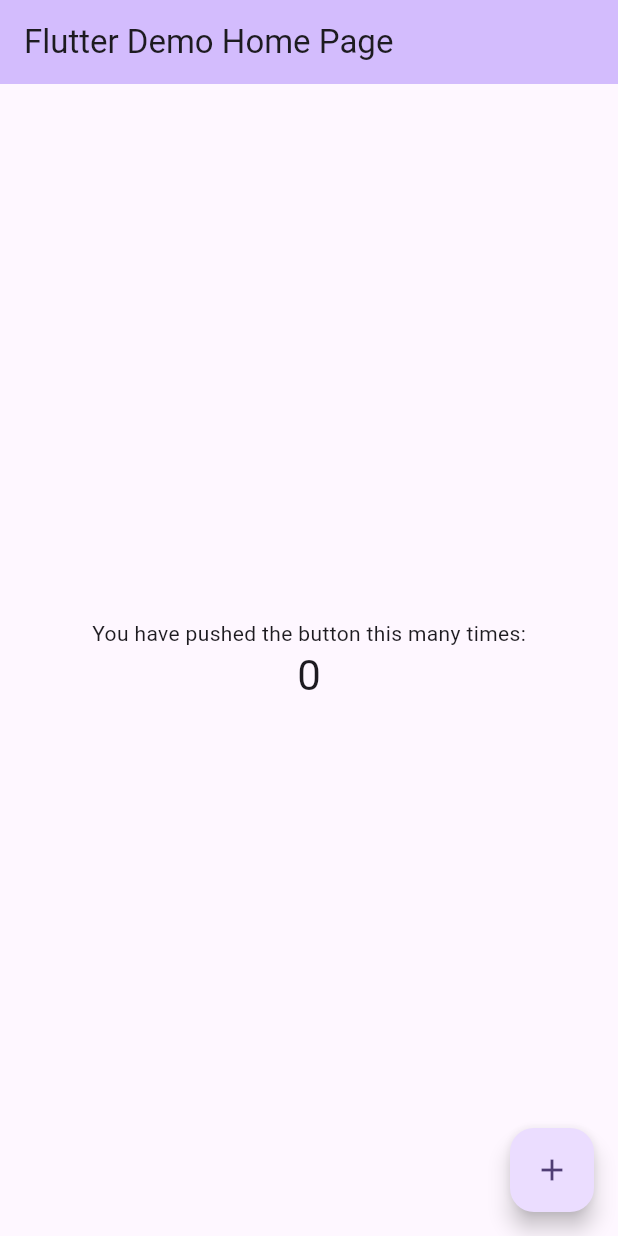
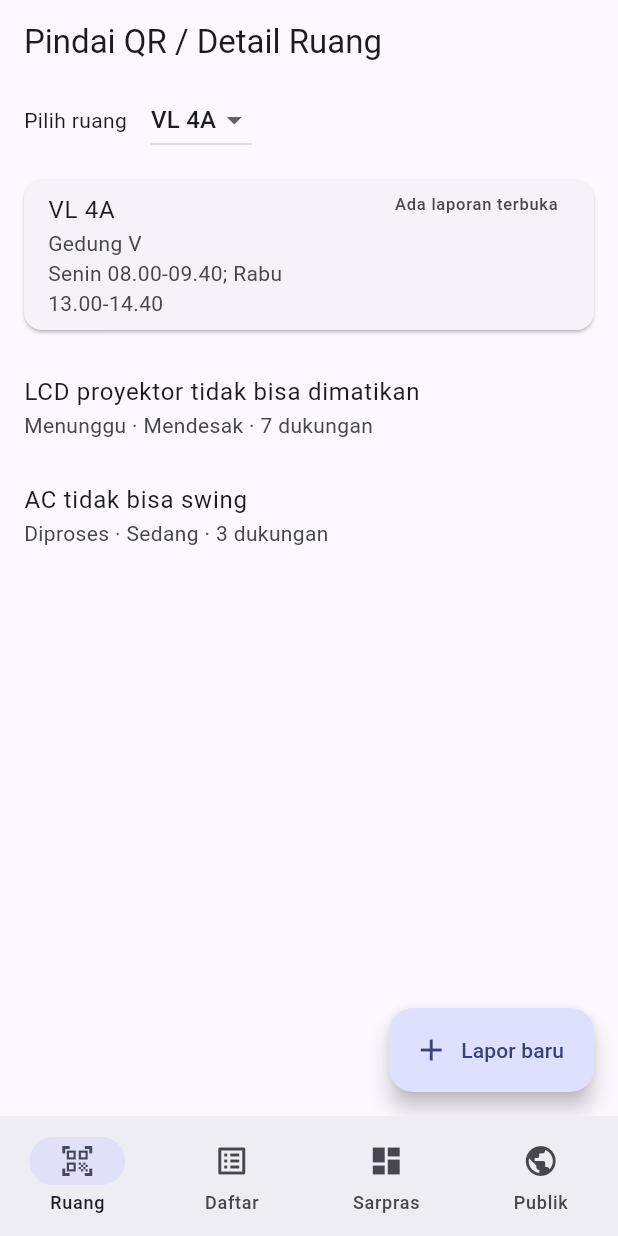
Before and after one commit to Rofidevv/pbp-proyek-raung, a Flutter app: the screen it shows after launch, on a phone screen of 412 x 824 dp. Run offline on Flutter 3.47's test engine with Material 3 defaults, Android fonts, the phone set to English and light mode, and no system bars.

Commit message:
feat: app skeleton enam layar dan Daftar-Detail adaptif (#17, #18)

```diff
--- /dev/null
+++ b/lib/data_contoh.dart
@@ -0,0 +1,80 @@
+import 'models.dart';
+
+final ruangContoh = <Ruang>[
+  const Ruang(
+    kode: 'VL 4A',
+    gedung: 'Gedung V',
+    jadwalPakai: 'Senin 08.00-09.40; Rabu 13.00-14.40',
+    statusKelayakan: KelayakanRuang.adaLaporanTerbuka,
+  ),
+  const Ruang(
+    kode: 'VL 4B',
+    gedung: 'Gedung V',
+    jadwalPakai: 'Selasa 10.00-11.40',
+    statusKelayakan: KelayakanRuang.layak,
+  ),
+  const Ruang(
+    kode: 'VL 4C',
+    gedung: 'Gedung V',
+    jadwalPakai: 'Kamis 07.00-09.30',
+    statusKelayakan: KelayakanRuang.tidakLayak,
+  ),
+];
+
+final laporanContoh = <Laporan>[
+  Laporan(
+    id: 12,
+    ruang: 'VL 4A',
+    judul: 'LCD proyektor tidak bisa dimatikan',
+    deskripsi: 'Tombol power tidak merespons sejak kuliah pertama.',
+    status: StatusLaporan.menunggu,
+    urgensi: Urgensi.mendesak,
+    nimPelapor: '243401009',
+    dukungan: 7,
+    dibuatPada: DateTime(2026, 10, 24, 9, 15),
+  ),
+  Laporan(
+    id: 13,
+    ruang: 'VL 4A',
+    judul: 'AC tidak bisa swing',
+    deskripsi: 'Arah angin AC macet ke satu sisi.',
+    status: StatusLaporan.diproses,
+    urgensi: Urgensi.sedang,
+    nimPelapor: '243401009',
+    dukungan: 3,
+    dibuatPada: DateTime(2026, 10, 22, 10, 0),
+  ),
+  Laporan(
+    id: 14,
+    ruang: 'VL 4C',
+    judul: 'Kursi patah 4 buah',
+    deskripsi: 'Empat kursi barisan belakang patah kakinya.',
+    status: StatusLaporan.menunggu,
+    urgensi: Urgensi.rendah,
+    nimPelapor: '243401009',
+    dukungan: 1,
+    dibuatPada: DateTime(2026, 10, 20, 8, 30),
+  ),
+  Laporan(
+    id: 15,
+    ruang: 'VL 4C',
+    judul: 'Lampu depan mati',
+    deskripsi: 'Dua lampu dekat papan tulis mati.',
+    status: StatusLaporan.menunggu,
+    urgensi: Urgensi.mendesak,
+    nimPelapor: '243401009',
+    dukungan: 5,
+    dibuatPada: DateTime(2026, 10, 23, 13, 45),
+  ),
+  Laporan(
+    id: 11,
+    ruang: 'VL 4B',
+    judul: 'Stop kontak longgar',
+    deskripsi: 'Colokan di meja dosen mudah lepas.',
+    status: StatusLaporan.ditutup,
+    urgensi: Urgensi.rendah,
+    nimPelapor: '243401009',
+    dukungan: 2,
+    dibuatPada: DateTime(2026, 10, 10, 11, 0),
+  ),
+];
--- a/lib/main.dart
+++ b/lib/main.dart
@@ -1,122 +1,90 @@
 import 'package:flutter/material.dart';
 
-void main() {
-  runApp(const MyApp());
-}
+import 'screens/dasbor_sarpras_screen.dart';
+import 'screens/daftar_laporan_screen.dart';
+import 'screens/ruang_screen.dart';
+import 'screens/status_publik_screen.dart';
 
-class MyApp extends StatelessWidget {
-  const MyApp({super.key});
+void main() => runApp(const LaporFasApp());
 
-  // This widget is the root of your application.
+class LaporFasApp extends StatelessWidget {
+  const LaporFasApp({super.key});
+
   @override
   Widget build(BuildContext context) {
     return MaterialApp(
-      title: 'Flutter Demo',
-      theme: ThemeData(
-        // This is the theme of your application.
-        //
-        // TRY THIS: Try running your application with "flutter run". You'll see
-        // the application has a purple toolbar. Then, without quitting the app,
-        // try changing the seedColor in the colorScheme below to Colors.green
-        // and then invoke "hot reload" (save your changes or press the "hot
-        // reload" button in a Flutter-supported IDE, or press "r" if you used
-        // the command line to start the app).
-        //
-        // Notice that the counter didn't reset back to zero; the application
-        // state is not lost during the reload. To reset the state, use hot
-        // restart instead.
-        //
-        // This works for code too, not just values: Most code changes can be
-        // tested with just a hot reload.
-        colorScheme: .fromSeed(seedColor: Colors.deepPurple),
-      ),
-      home: const MyHomePage(title: 'Flutter Demo Home Page'),
+      title: 'LaporFas',
+      theme: ThemeData(colorScheme: ColorScheme.fromSeed(seedColor: Colors.indigo)),
+      home: const Beranda(),
     );
   }
 }
 
-class MyHomePage extends StatefulWidget {
-  const MyHomePage({super.key, required this.title});
-
-  // This widget is the home page of your application. It is stateful, meaning
-  // that it has a State object (defined below) that contains fields that affect
-  // how it looks.
-
-  // This class is the configuration for the state. It holds the values (in this
-  // case the title) provided by the parent (in this case the App widget) and
-  // used by the build method of the State. Fields in a Widget subclass are
-  // always marked "final".
-
-  final String title;
+class Beranda extends StatefulWidget {
+  const Beranda({super.key});
 
   @override
-  State<MyHomePage> createState() => _MyHomePageState();
+  State<Beranda> createState() => _BerandaState();
 }
 
-class _MyHomePageState extends State<MyHomePage> {
-  int _counter = 0;
+class _BerandaState extends State<Beranda> {
+  int _tab = 0;
 
-  void _incrementCounter() {
-    setState(() {
-      // This call to setState tells the Flutter framework that something has
-      // changed in this State, which causes it to rerun the build method below
-      // so that the display can reflect the updated values. If we changed
-      // _counter without calling setState(), then the build method would not be
-      // called again, and so nothing would appear to happen.
-      _counter++;
-    });
-  }
+  // Detail Laporan dan Form Lapor dibuka lewat Navigator.push; enam tujuan terlalu banyak untuk nav bar.
+  static const _tujuan = [
+    (label: 'Ruang', ikon: Icons.qr_code_scanner),
+    (label: 'Daftar', ikon: Icons.list_alt),
+    (label: 'Sarpras', ikon: Icons.dashboard),
+    (label: 'Publik', ikon: Icons.public),
+  ];
+
+  void _pilih(int i) => setState(() => _tab = i);
 
   @override
   Widget build(BuildContext context) {
-    // This method is rerun every time setState is called, for instance as done
-    // by the _incrementCounter method above.
-    //
-    // The Flutter framework has been optimized to make rerunning build methods
-    // fast, so that you can just rebuild anything that needs updating rather
-    // than having to individually change instances of widgets.
-    return Scaffold(
-      appBar: AppBar(
-        // TRY THIS: Try changing the color here to a specific color (to
-        // Colors.amber, perhaps?) and trigger a hot reload to see the AppBar
-        // change color while the other colors stay the same.
-        backgroundColor: Theme.of(context).colorScheme.inversePrimary,
-        // Here we take the value from the MyHomePage object that was created by
-        // the App.build method, and use it to set our appbar title.
-        title: Text(widget.title),
-      ),
-      body: Center(
-        // Center is a layout widget. It takes a single child and positions it
-        // in the middle of the parent.
-        child: Column(
-          // Column is also a layout widget. It takes a list of children and
-          // arranges them vertically. By default, it sizes itself to fit its
-          // children horizontally, and tries to be as tall as its parent.
-          //
-          // Column has various properties to control how it sizes itself and
-          // how it positions its children. Here we use mainAxisAlignment to
-          // center the children vertically; the main axis here is the vertical
-          // axis because Columns are vertical (the cross axis would be
-          // horizontal).
-          //
-          // TRY THIS: Invoke "debug painting" (choose the "Toggle Debug Paint"
-          // action in the IDE, or press "p" in the console), to see the
-          // wireframe for each widget.
-          mainAxisAlignment: .center,
-          children: [
-            const Text('You have pushed the button this many times:'),
-            Text(
-              '$_counter',
-              style: Theme.of(context).textTheme.headlineMedium,
+    return LayoutBuilder(
+      builder: (context, constraints) {
+        final lebar = constraints.maxWidth >= 600;
+        // IndexedStack menjaga state tiap tab (ruang terpilih, laporan terpilih) saat pindah tab.
+        final stack = IndexedStack(
+          index: _tab,
+          children: const [
+            RuangScreen(),
+            DaftarLaporanScreen(),
+            DasborSarprasScreen(),
+            StatusPublikScreen(),
+          ],
+        );
+        if (lebar) {
+          return Scaffold(
+            body: Row(
+              children: [
+                NavigationRail(
+                  selectedIndex: _tab,
+                  onDestinationSelected: _pilih,
+                  labelType: NavigationRailLabelType.all,
+                  destinations: [
+                    for (final t in _tujuan)
+                      NavigationRailDestination(icon: Icon(t.ikon), label: Text(t.label)),
+                  ],
+                ),
+                const VerticalDivider(width: 1),
+                Expanded(child: stack),
+              ],
             ),
-          ],
-        ),
-      ),
-      floatingActionButton: FloatingActionButton(
-        onPressed: _incrementCounter,
-        tooltip: 'Increment',
-        child: const Icon(Icons.add),
-      ),
+          );
+        }
+        return Scaffold(
+          body: stack,
+          bottomNavigationBar: NavigationBar(
+            selectedIndex: _tab,
+            onDestinationSelected: _pilih,
+            destinations: [
+              for (final t in _tujuan) NavigationDestination(icon: Icon(t.ikon), label: t.label),
+            ],
+          ),
+        );
+      },
     );
   }
 }
--- /dev/null
+++ b/lib/models.dart
@@ -0,0 +1,68 @@
+enum StatusLaporan {
+  menunggu('Menunggu'),
+  diproses('Diproses'),
+  selesai('Selesai'),
+  ditutup('Ditutup');
+
+  const StatusLaporan(this.label);
+  final String label;
+}
+
+// Urutan dari rendah ke mendesak; index dipakai untuk mengurutkan antrean sarpras.
+enum Urgensi {
+  rendah('Rendah'),
+  sedang('Sedang'),
+  mendesak('Mendesak');
+
+  const Urgensi(this.label);
+  final String label;
+}
+
+enum KelayakanRuang {
+  layak('Layak'),
+  adaLaporanTerbuka('Ada laporan terbuka'),
+  tidakLayak('Tidak layak');
+
+  const KelayakanRuang(this.label);
+  final String label;
+}
+
+class Ruang {
+  const Ruang({
+    required this.kode,
+    required this.gedung,
+    required this.jadwalPakai,
+    required this.statusKelayakan,
+  });
+
+  final String kode;
+  final String gedung;
+  final String jadwalPakai;
+  final KelayakanRuang statusKelayakan;
+}
+
+class Laporan {
+  const Laporan({
+    required this.id,
+    required this.ruang,
+    required this.judul,
+    required this.deskripsi,
+    this.fotoUrl,
+    required this.status,
+    required this.urgensi,
+    required this.nimPelapor,
+    required this.dukungan,
+    required this.dibuatPada,
+  });
+
+  final int id;
+  final String ruang; // kode Ruang
+  final String judul;
+  final String deskripsi;
+  final String? fotoUrl;
+  final StatusLaporan status;
+  final Urgensi urgensi;
+  final String nimPelapor;
+  final int dukungan;
+  final DateTime dibuatPada;
+}
--- /dev/null
+++ b/lib/screens/daftar_laporan_screen.dart
@@ -0,0 +1,57 @@
+import 'package:flutter/material.dart';
+
+import '../data_contoh.dart';
+import '../models.dart';
+import 'detail_laporan_screen.dart';
+
+class DaftarLaporanScreen extends StatefulWidget {
+  const DaftarLaporanScreen({super.key});
+
+  @override
+  State<DaftarLaporanScreen> createState() => _DaftarLaporanScreenState();
+}
+
+class _DaftarLaporanScreenState extends State<DaftarLaporanScreen> {
+  Laporan _terpilih = laporanContoh.first;
+
+  Widget _daftar({required bool berdampingan}) {
+    return ListView(
+      children: [
+        for (final l in laporanContoh)
+          ListTile(
+            title: Text(l.judul),
+            subtitle: Text('${l.ruang} · ${l.status.label} · ${l.urgensi.label}'),
+            selected: berdampingan && l == _terpilih,
+            onTap: berdampingan
+                ? () => setState(() => _terpilih = l)
+                : () => Navigator.push(
+                      context,
+                      MaterialPageRoute(builder: (_) => DetailLaporanScreen(laporan: l)),
+                    ),
+          ),
+      ],
+    );
+  }
+
+  @override
+  Widget build(BuildContext context) {
+    return Scaffold(
+      appBar: AppBar(title: const Text('Daftar Laporan')),
+      body: LayoutBuilder(
+        builder: (context, constraints) {
+          // Kartu #18: >= 840 berdampingan; di bawahnya (termasuk 600-839) satu panel.
+          if (constraints.maxWidth >= 840) {
+            return Row(
+              children: [
+                SizedBox(width: 360, child: _daftar(berdampingan: true)),
+                const VerticalDivider(width: 1),
+                Expanded(child: DetailLaporan(laporan: _terpilih)),
+              ],
+            );
+          }
+          return _daftar(berdampingan: false);
+        },
+      ),
+    );
+  }
+}
--- /dev/null
+++ b/lib/screens/detail_laporan_screen.dart
@@ -0,0 +1,52 @@
+import 'package:flutter/material.dart';
+
+import '../models.dart';
+
+/// Isi detail tanpa Scaffold; dipakai di panel kanan Daftar dan di halaman push.
+class DetailLaporan extends StatelessWidget {
+  const DetailLaporan({super.key, required this.laporan});
+
+  final Laporan laporan;
+
+  @override
+  Widget build(BuildContext context) {
+    final d = laporan.dibuatPada;
+    Widget baris(String label, String isi) => Padding(
+          padding: const EdgeInsets.symmetric(vertical: 4),
+          child: Row(
+            children: [
+              SizedBox(width: 100, child: Text(label)),
+              Expanded(child: Text(isi)),
+            ],
+          ),
+        );
+    return ListView(
+      padding: const EdgeInsets.all(16),
+      children: [
+        Text(laporan.judul, style: Theme.of(context).textTheme.titleLarge),
+        const SizedBox(height: 12),
+        baris('Ruang', laporan.ruang),
+        baris('Status', laporan.status.label),
+        baris('Urgensi', laporan.urgensi.label),
+        baris('Dukungan', '${laporan.dukungan}'),
+        baris('Dibuat', '${d.day}/${d.month}/${d.year}'),
+        const SizedBox(height: 12),
+        Text(laporan.deskripsi),
+      ],
+    );
+  }
+}
+
+class DetailLaporanScreen extends StatelessWidget {
+  const DetailLaporanScreen({super.key, required this.laporan});
+
+  final Laporan laporan;
+
+  @override
+  Widget build(BuildContext context) {
+    return Scaffold(
+      appBar: AppBar(title: const Text('Detail Laporan')),
+      body: DetailLaporan(laporan: laporan),
+    );
+  }
+}
--- /dev/null
+++ b/lib/screens/ruang_screen.dart
@@ -0,0 +1,83 @@
+import 'package:flutter/material.dart';
+
+import '../data_contoh.dart';
+import '../models.dart';
+import 'detail_laporan_screen.dart';
+import 'form_lapor_screen.dart';
+
+class RuangScreen extends StatefulWidget {
+  const RuangScreen({super.key});
+
+  @override
+  State<RuangScreen> createState() => _RuangScreenState();
+}
+
+class _RuangScreenState extends State<RuangScreen> {
+  Ruang _aktif = ruangContoh.first;
+
+  @override
+  Widget build(BuildContext context) {
+    final terbuka = laporanContoh
+        .where((l) => l.ruang == _aktif.kode && l.status != StatusLaporan.ditutup)
+        .toList();
+    return Scaffold(
+      appBar: AppBar(title: const Text('Pindai QR / Detail Ruang')),
+      body: Column(
+        crossAxisAlignment: CrossAxisAlignment.stretch,
+        children: [
+          // Pengganti pindai QR (R-01); tetap jadi fallback di web/desktop.
+          Padding(
+            padding: const EdgeInsets.symmetric(horizontal: 16),
+            child: Row(
+              children: [
+                const Text('Pilih ruang'),
+                const SizedBox(width: 16),
+                DropdownButton<Ruang>(
+                  value: _aktif,
+                  items: [
+                    for (final r in ruangContoh) DropdownMenuItem(value: r, child: Text(r.kode)),
+                  ],
+                  onChanged: (r) => setState(() => _aktif = r!),
+                ),
+              ],
+            ),
+          ),
+          Card(
+            margin: const EdgeInsets.all(16),
+            child: ListTile(
+              title: Text(_aktif.kode),
+              subtitle: Text('${_aktif.gedung}\n${_aktif.jadwalPakai}'),
+              isThreeLine: true,
+              trailing: Text(_aktif.statusKelayakan.label),
+            ),
+          ),
+          Expanded(
+            child: terbuka.isEmpty
+                ? const Center(child: Text('Belum ada laporan terbuka di ruang ini.'))
+                : ListView(
+                    children: [
+                      for (final l in terbuka)
+                        ListTile(
+                          title: Text(l.judul),
+                          subtitle: Text('${l.status.label} · ${l.urgensi.label} · ${l.dukungan} dukungan'),
+                          onTap: () => Navigator.push(
+                            context,
+                            MaterialPageRoute(builder: (_) => DetailLaporanScreen(laporan: l)),
+                          ),
+                        ),
+                    ],
+                  ),
+          ),
+        ],
+      ),
+      floatingActionButton: FloatingActionButton.extended(
+        icon: const Icon(Icons.add),
+        label: const Text('Lapor baru'),
+        onPressed: () => Navigator.push(
+          context,
+          MaterialPageRoute(builder: (_) => FormLaporScreen(ruang: _aktif.kode)),
+        ),
+      ),
+    );
+  }
+}
```
Also changed, not shown: lib/screens/dasbor_sarpras_screen.dart (added, +54 -0 lines), lib/screens/form_lapor_screen.dart (added, +53 -0 lines), lib/screens/status_publik_screen.dart (added, +29 -0 lines), 1 other file.
